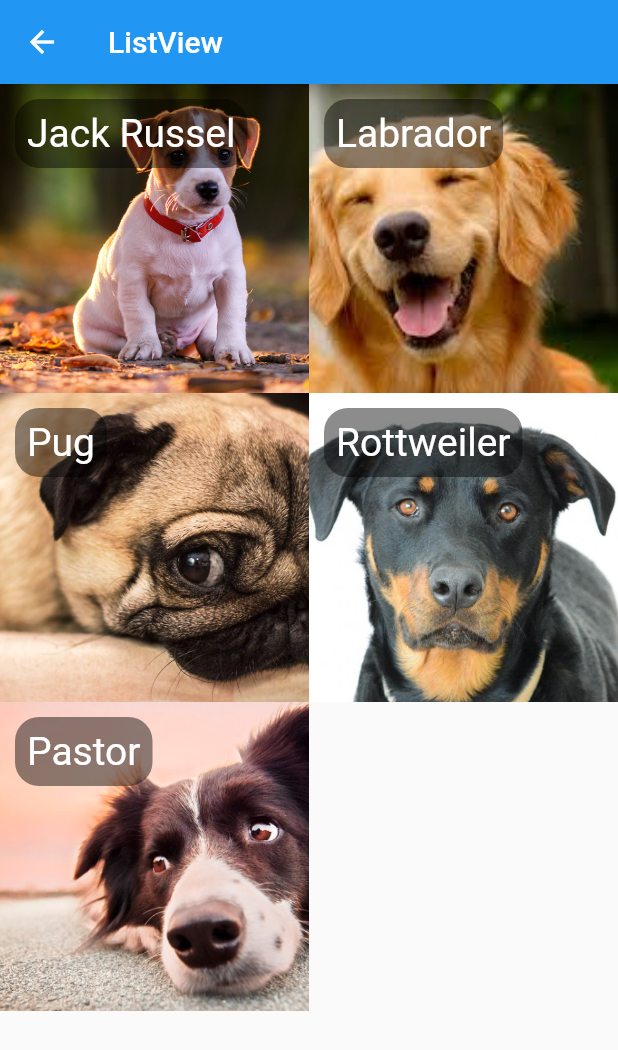
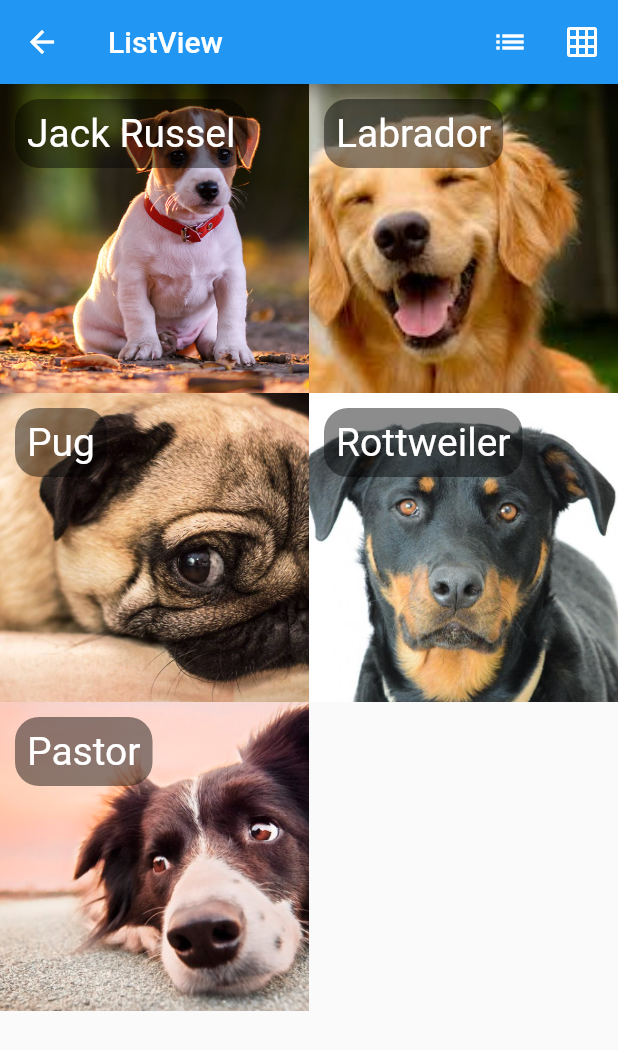
Before and after one commit to tharlesamaro/flutter-estudo-basico-sobre-layout, a Flutter app: the HelloListView screen opened directly, on a phone screen of 412 x 824 dp. Shown: the top 1050 px of the screen. Run offline on Flutter 3.47's test engine with Material 2 defaults, Android fonts, the phone set to English and light mode, and no system bars.

```diff
--- a/lib/pages/hello_listview.dart
+++ b/lib/pages/hello_listview.dart
@@ -13,6 +13,16 @@ class HelloListView extends StatelessWidget {
     return Scaffold(
       appBar: AppBar(
         title: Text("ListView"),
+        actions: <Widget>[
+          IconButton(
+            icon: Icon(Icons.list),
+            onPressed: () => print("Lista"),
+          ),
+          IconButton(
+            icon: Icon(Icons.grid_on),
+            onPressed: () => print("Grid"),
+          )
+        ],
       ),
       body: _body(),
     );
@@ -28,7 +38,8 @@ class HelloListView extends StatelessWidget {
     ];
 
     return GridView.builder(
-      gridDelegate: SliverGridDelegateWithFixedCrossAxisCount(crossAxisCount: 2),
+      gridDelegate:
+          SliverGridDelegateWithFixedCrossAxisCount(crossAxisCount: 2),
       itemCount: dogs.length,
       itemBuilder: (context, index) {
         Dog dog = dogs[index];
@@ -42,9 +53,8 @@ class HelloListView extends StatelessWidget {
                 margin: EdgeInsets.all(10),
                 padding: EdgeInsets.all(8),
                 decoration: BoxDecoration(
-                  color: Colors.black45,
-                  borderRadius: BorderRadius.circular(16)
-                ),
+                    color: Colors.black45,
+                    borderRadius: BorderRadius.circular(16)),
                 child: Text(
                   dog.nome,
                   style: TextStyle(
```
